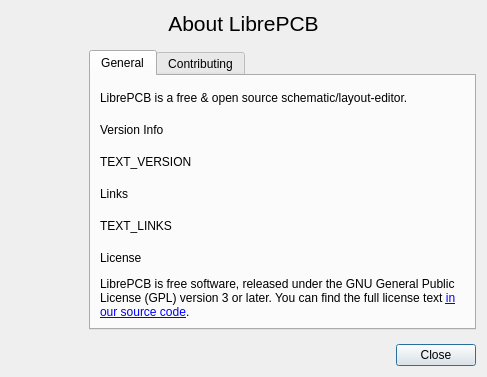
Old version of the form libs/librepcb/common/dialogs/aboutdialog.ui in the repository Ainsley-Harriott/LibrePCB.
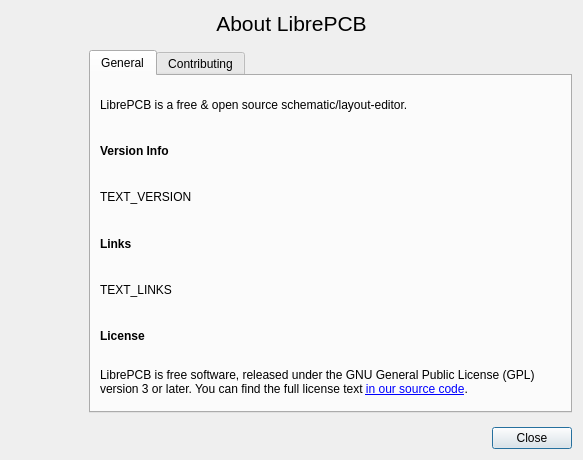
New version of the form. Icons and pictures are not drawn.

Commit message: AboutDialog: Set bold font attribute in designer

```diff
--- a/libs/librepcb/common/dialogs/aboutdialog.ui
+++ b/libs/librepcb/common/dialogs/aboutdialog.ui
@@ -6,8 +6,8 @@
    <rect>
     <x>0</x>
     <y>0</y>
-    <width>482</width>
-    <height>368</height>
+    <width>583</width>
+    <height>460</height>
    </rect>
   </property>
   <property name="windowTitle">
@@ -109,6 +109,12 @@
            </item>
            <item>
             <widget class="QLabel" name="headerVersion">
+             <property name="font">
+              <font>
+               <weight>75</weight>
+               <bold>true</bold>
+              </font>
+             </property>
              <property name="text">
               <string>Version Info</string>
              </property>
@@ -123,6 +129,12 @@
            </item>
            <item>
             <widget class="QLabel" name="headerLinks">
+             <property name="font">
+              <font>
+               <weight>75</weight>
+               <bold>true</bold>
+              </font>
+             </property>
              <property name="text">
               <string notr="true">Links</string>
              </property>
@@ -137,6 +149,12 @@
            </item>
            <item>
             <widget class="QLabel" name="headerLicense">
+             <property name="font">
+              <font>
+               <weight>75</weight>
+               <bold>true</bold>
+              </font>
+             </property>
              <property name="text">
               <string notr="true">License</string>
              </property>
```
Left out of the diff: 18 changed lines with no effect on the pictures. The commit also changes 1 other file.
